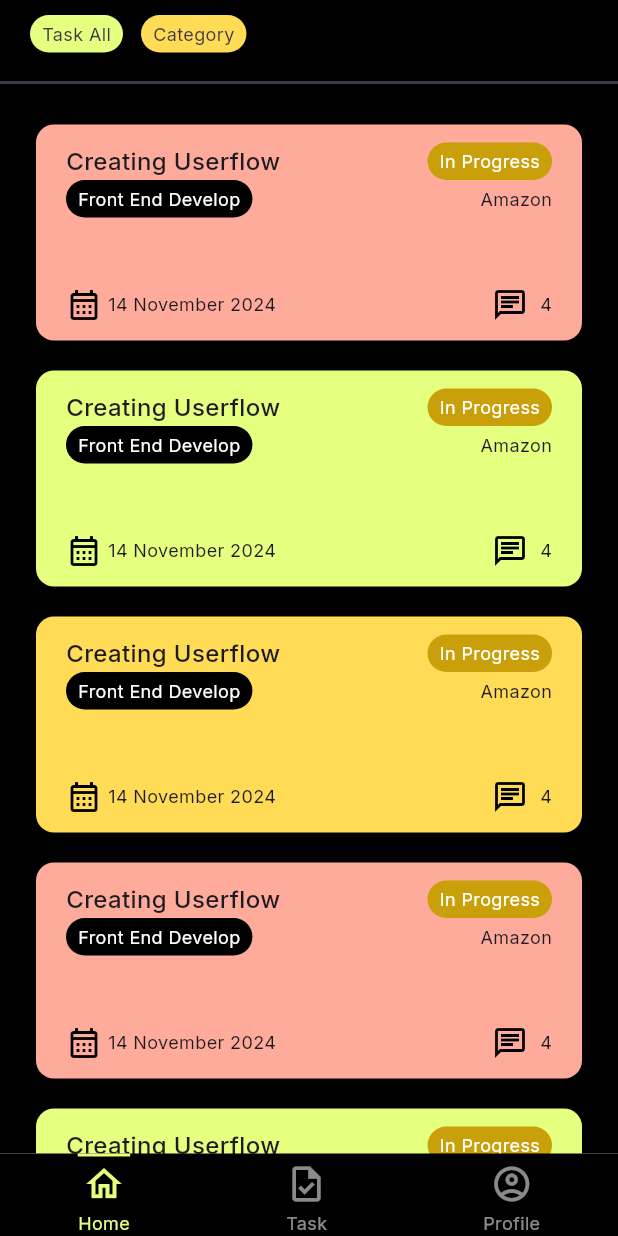
After one commit to singgiaditya/Quirkly, a Flutter app: the MyTaskView screen opened by its route, on a phone screen of 412 x 824 dp. The commit adds this screen. Run offline on Flutter 3.47's test engine with Material 3 defaults, Android fonts, the phone set to English and light mode, and no system bars; our stand-ins replace flutter_svg, get_it, go_router, google_fonts, simple_gradient_text.

Commit message:
feat(ui): my task view

```diff
--- a/lib/app/core/router/app_router.dart
+++ b/lib/app/core/router/app_router.dart
@@ -6,6 +6,7 @@ import 'package:go_router/go_router.dart';
 import 'package:quirckly/app/features/Auth/presentations/pages/signup_view.dart';
 import 'package:quirckly/app/features/Home/presentations/pages/home_view.dart';
 import 'package:quirckly/app/features/NavigationPage/presentations/navigation_page.dart';
+import 'package:quirckly/app/features/Task/presentations/pages/my_task_view.dart';
 
 class AppRouter {
   static final GlobalKey<ScaffoldState> _scaffoldKey = GlobalKey();
@@ -63,7 +64,7 @@ class AppRouter {
                 parentNavigatorKey: _shellNavigatorTask,
                 path: AppRoutes.task,
                 pageBuilder: (context, state) =>
-                    NoTransitionPage(child: Text("My Task")),
+                    NoTransitionPage(child: MyTaskView()),
               ),
             ]),
             StatefulShellBranch(navigatorKey: _shellNavigatorProfile, routes: [
--- a/lib/app/core/themes/app_textstyles.dart
+++ b/lib/app/core/themes/app_textstyles.dart
@@ -2,7 +2,7 @@ import 'package:flutter/material.dart';
 import 'package:google_fonts/google_fonts.dart';
 
 TextStyle regularTextStyle =
-    GoogleFonts.inter(fontSize: 10, fontWeight: FontWeight.w400);
+    GoogleFonts.inter(fontSize: 12, fontWeight: FontWeight.w400);
 
 TextStyle titleSTextStyle =
     GoogleFonts.inter(fontSize: 20, fontWeight: FontWeight.w700);
--- /dev/null
+++ b/lib/app/features/Task/presentations/pages/my_task_view.dart
@@ -0,0 +1,91 @@
+import 'package:flutter/material.dart';
+import 'package:quirckly/app/core/themes/app_colors.dart';
+import 'package:quirckly/app/core/themes/app_textstyles.dart';
+import 'package:quirckly/app/features/Task/presentations/widgets/my_task_widget.dart';
+
+class MyTaskView extends StatefulWidget {
+  MyTaskView({super.key});
+
+  @override
+  _MyTaskViewState createState() => _MyTaskViewState();
+}
+
+List<Color> color = [pinkColor, greenColor, yellowColor];
+
+int currentColor = 0;
+
+class _MyTaskViewState extends State<MyTaskView> {
+  @override
+  Widget build(BuildContext context) {
+    return Scaffold(
+      body: SingleChildScrollView(
+        child: SafeArea(
+          child: Column(
+            children: [
+              SizedBox(
+                height: 10,
+              ),
+              Padding(
+                padding: const EdgeInsets.symmetric(horizontal: 20),
+                child: Row(
+                  children: [
+                    Container(
+                      padding: EdgeInsets.symmetric(horizontal: 8, vertical: 4),
+                      decoration: BoxDecoration(
+                          color: greenColor,
+                          borderRadius: BorderRadius.circular(20)),
+                      child: Text(
+                        "Task All",
+                        style: bodyMTextStyle.copyWith(color: textColor),
+                      ),
+                    ),
+                    SizedBox(
+                      width: 12,
+                    ),
+                    Container(
+                      padding: EdgeInsets.symmetric(horizontal: 8, vertical: 4),
+                      decoration: BoxDecoration(
+                          color: yellowColor,
+                          borderRadius: BorderRadius.circular(20)),
+                      child: Text(
+                        "Category",
+                        style: bodyMTextStyle.copyWith(color: textColor),
+                      ),
+                    ),
+                  ],
+                ),
+              ),
+              SizedBox(
+                height: 12,
+              ),
+              Divider(
+                thickness: 2,
+                color: Color(0xFF3F3849),
+              ),
+              ListView.separated(
+                shrinkWrap: true,
+                padding: EdgeInsets.symmetric(horizontal: 24, vertical: 20),
+                scrollDirection: Axis.vertical,
+                physics: NeverScrollableScrollPhysics(),
+                itemCount: 5,
+                itemBuilder: (context, index) {
+                  Color myColor = color[currentColor];
+                  currentColor++;
+                  if (currentColor > color.length - 1) {
+                    currentColor = 0;
+                  }
+                  return MyTaskWidget(
+                    color: myColor,
+                  );
+                },
+                separatorBuilder: (context, index) => SizedBox(
+                  height: 20,
+                ),
+              )
+            ],
+          ),
+        ),
+      ),
+    );
+  }
+}
--- /dev/null
+++ b/lib/app/features/Task/presentations/widgets/my_task_widget.dart
@@ -0,0 +1,88 @@
+import 'package:flutter/material.dart';
+import 'package:quirckly/app/core/themes/app_textstyles.dart';
+
+class MyTaskWidget extends StatelessWidget {
+  final Color color;
+  const MyTaskWidget({
+    super.key,
+    required this.color,
+  });
+
+  @override
+  Widget build(BuildContext context) {
+    return Container(
+      padding: EdgeInsets.symmetric(horizontal: 20, vertical: 12),
+      decoration:
+          BoxDecoration(color: color, borderRadius: BorderRadius.circular(12)),
+      child: Column(
+        children: [
+          Row(
+            mainAxisAlignment: MainAxisAlignment.spaceBetween,
+            children: [
+              Text(
+                "Creating Userflow",
+                style: bodyBaseTextStyle,
+              ),
+              Container(
+                padding: EdgeInsets.symmetric(horizontal: 8, vertical: 4),
+                decoration: BoxDecoration(
+                    color: Color(0xFFC9A009),
+                    borderRadius: BorderRadius.circular(20)),
+                child: Text(
+                  "In Progress",
+                  style: regularTextStyle.copyWith(color: Colors.white),
+                ),
+              ),
+            ],
+          ),
+          Row(
+            mainAxisAlignment: MainAxisAlignment.spaceBetween,
+            children: [
+              Container(
+                padding: EdgeInsets.symmetric(horizontal: 8, vertical: 4),
+                decoration: BoxDecoration(
+                    color: Colors.black,
+                    borderRadius: BorderRadius.circular(20)),
+                child: Text(
+                  "Front End Develop",
+                  style: regularTextStyle.copyWith(color: Colors.white),
+                ),
+              ),
+              Text(
+                "Amazon",
+                style: regularTextStyle,
+              ),
+            ],
+          ),
+          SizedBox(
+            height: 46,
+          ),
+          Row(
+            children: [
+              Icon(
+                Icons.calendar_month_outlined,
+                color: Colors.black,
+              ),
+              SizedBox(
+                width: 4,
+              ),
+              Text(
+                "14 November 2024",
+                style: regularTextStyle,
+              ),
+              Spacer(),
+              Icon(Icons.chat_outlined, color: Colors.black),
+              SizedBox(
+                width: 8,
+              ),
+              Text(
+                "4",
+                style: regularTextStyle,
+              )
+            ],
+          )
+        ],
+      ),
+    );
+  }
+}
```
